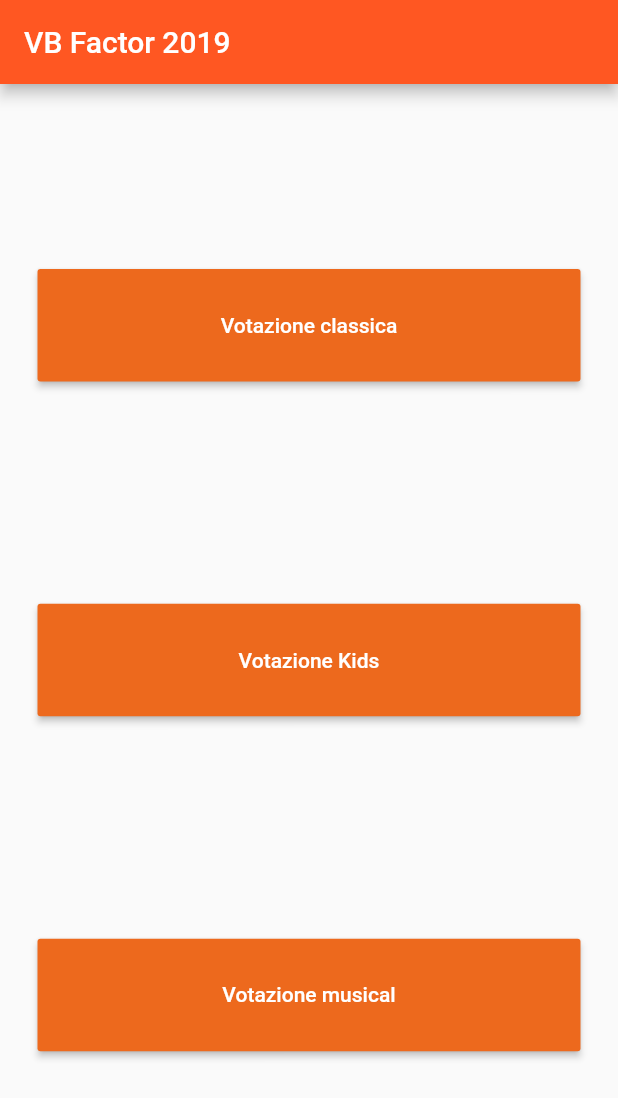
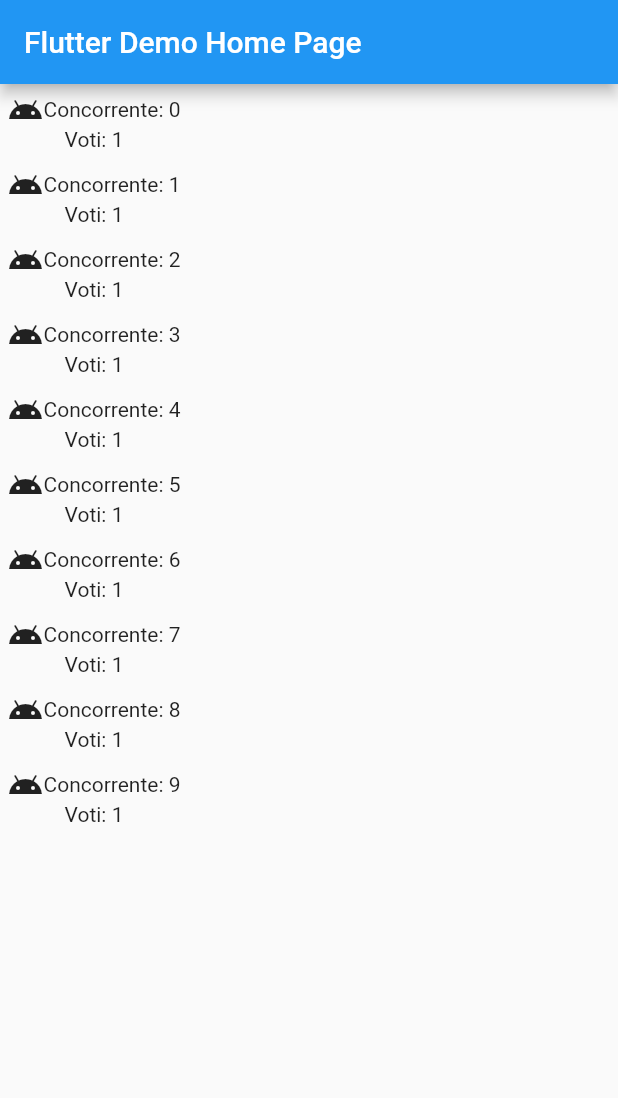
Before and after one commit to fabrizioddera/vbFactorFlutter, a Flutter app: the screen it shows after launch, after a tap on "Votazione musical", on a phone screen of 412 x 824 dp. Shown: the top 1098 px of the screen. Run offline on Flutter 3.47's test engine with Material 2 defaults, Android fonts, the phone set to English and light mode, and no system bars; missing offline and left inert: sms.

Commit message:
Nuove icone e gestione bottoni

```diff
--- a/lib/main.dart
+++ b/lib/main.dart
@@ -4,6 +4,8 @@ import 'concorrenti.dart';
 import 'smsReceiver.dart';
 import 'votingUtils.dart';
 import 'pages/classicVote.dart';
+import 'pages/kidsVote.dart';
+import 'pages/musicalVote.dart';
 import 'style.dart';
 
 void main() => runApp(MyApp());
@@ -108,7 +110,12 @@ class _MyHomePageState extends State<MyHomePage> {
                   textColor: Colors.white,
                   color: StyleVBFactor.getMainColor(),
                   child: new Text('Votazione Kids'),
-                  onPressed: () {},
+                  onPressed: () {
+                    Navigator.push(
+                          context,
+                          MaterialPageRoute(
+                              builder: (context) => KidsVote()));
+                  },
                 ),
               ),
               new Padding(
@@ -117,7 +124,12 @@ class _MyHomePageState extends State<MyHomePage> {
                     textColor: Colors.white,
                     color: StyleVBFactor.getMainColor(),
                     child: new Text('Votazione musical'),
-                    onPressed: () {},
+                    onPressed: () {
+                      Navigator.push(
+                          context,
+                          MaterialPageRoute(
+                              builder: (context) => MusicalVote()));
+                    },
                   )),
             ],
           ),
--- a/lib/pages/musicalVote.dart
+++ b/lib/pages/musicalVote.dart
@@ -0,0 +1,91 @@
+import 'package:flutter/material.dart';
+import 'package:sms/sms.dart';
+import '../concorrenti.dart';
+import '../smsReceiver.dart';
+import '../votingUtils.dart';
+
+class MusicalVote extends StatelessWidget {
+  @override
+  Widget build(BuildContext context) {
+    return MaterialApp(
+      title: 'Flutter Demo',
+      theme: ThemeData(
+        primarySwatch: Colors.blue,
+      ),
+      home: MusicalVoteStateful(title: 'Flutter Demo Home Page'),
+    );
+  }
+}
+
+class MusicalVoteStateful extends StatefulWidget {
+  MusicalVoteStateful({Key key, this.title}) : super(key: key);
+
+  final String title;
+
+  @override
+  _MusicalVoteState createState() => _MusicalVoteState();
+}
+
+class _MusicalVoteState extends State<MusicalVoteStateful> {
+  List<Concorrente> concorrentiCanto = Concorrente.returnListCanto();
+  List<Concorrente> concorrentiBallo = Concorrente.returnListBallo();
+
+  void incrementSMS(SmsMessage msg) {
+    if (msg.body != '') {
+      List<String> splitString = msg.body.split(new RegExp(' '));
+      if (splitString.length > 0 && splitString.length == 7) {
+        String code = splitString[0];
+        if (VotingUtils.isCodeValid(code)) {
+          int code1 = int.tryParse(splitString[1]);
+          if (code1 == null) {
+            return;
+          }
+        }
+      }
+      setState(() {});
+    }
+  }
+
+  @override
+  void initState() {
+    super.initState();
+    VBSMSReciver.startListenToSMS(incrementSMS);
+  }
+
+  @override
+  Widget build(BuildContext context) {
+
+    return Scaffold(
+      appBar: AppBar(
+        title: Text(widget.title),
+      ),
+      body: Center(
+          child: new ListView.builder(
+        itemCount: concorrentiCanto.length,
+        itemBuilder: (context, i) {
+          return new Container(
+              padding: new EdgeInsets.all(5.0),
+              child: new Row(children: <Widget>[
+                new Column(
+                  children: <Widget>[
+                    new Row(
+                      children: <Widget>[
+                        new Icon(Icons.android),
+                        new Text("Concorrente: "),
+                        new Text("$i"),
+                      ],
+                    ),
+                    new Row(
+                      children: <Widget>[
+                        new Text("Voti: "),
+                        new Text(concorrentiCanto[i].voti.toString())
+                      ],
+                    )
+                  ],
+                )
+              ]));
+        },
+      )),
+    );
+  }
+}
--- a/pubspec.yaml
+++ b/pubspec.yaml
@@ -37,6 +37,11 @@ flutter:
   # the material Icons class.
   uses-material-design: true
 
+  fonts:
+    - family:  MyCustomClass
+      fonts:
+      - asset: fonts/MyCustomClass.ttf
+
   # To add assets to your application, add an assets section, like this:
   # assets:
   #  - images/a_dot_burr.jpeg
```
Also changed, not shown: config.json (added, +52 -0 lines), lib/my_custom_class_icons.dart (added, +26 -0 lines), lib/pages/classicVote.dart (+35 -5 lines), lib/pages/kidsVote.dart (+91 -0 lines), lib/fonts/MyCustomClass.ttf (added).
